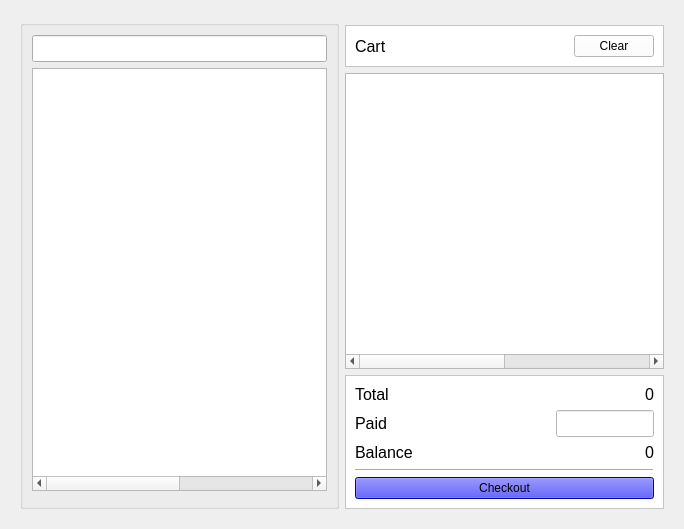
This is app/uic/uic/selling_widget.ui in samuelitwaru/amoshop as Qt 5 draws it before an edit. The edited form follows.
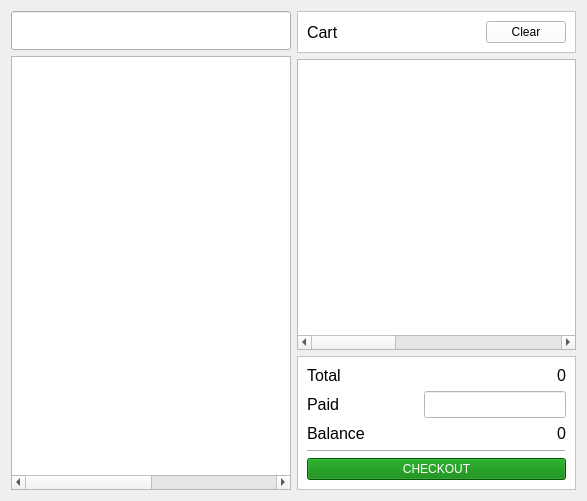
This is the edited form.

The edit to the form file:
```diff
--- a/app/uic/uic/selling_widget.ui
+++ b/app/uic/uic/selling_widget.ui
@@ -6,39 +6,26 @@
    <rect>
     <x>0</x>
     <y>0</y>
-    <width>684</width>
-    <height>529</height>
+    <width>587</width>
+    <height>501</height>
    </rect>
   </property>
   <property name="windowTitle">
    <string>Form</string>
   </property>
-  <property name="styleSheet">
-   <string notr="true"/>
-  </property>
-  <layout class="QVBoxLayout" name="verticalLayout">
-   <item>
-    <widget class="QWidget" name="sellingWidget" native="true">
-     <property name="styleSheet">
-      <string notr="true"/>
-     </property>
-     <layout class="QVBoxLayout" name="verticalLayout_4">
-      <item>
-       <widget class="QWidget" name="widget_2" native="true">
         <layout class="QHBoxLayout" name="horizontalLayout">
-         <property name="margin">
-          <number>0</number>
-         </property>
          <item>
-          <widget class="QGroupBox" name="groupBox_2">
-           <layout class="QVBoxLayout" name="verticalLayout_3">
+    <layout class="QVBoxLayout" name="verticalLayout">
             <item>
              <widget class="QLineEdit" name="searchLineEdit">
               <property name="font">
                <font>
-                <pointsize>12</pointsize>
-               </font>
-              </property>
+         <pointsize>20</pointsize>
+        </font>
+       </property>
+       <property name="text">
+        <string/>
+       </property>
               <property name="alignment">
                <set>Qt::AlignCenter</set>
               </property>
@@ -83,30 +70,10 @@
               </column>
              </widget>
             </item>
-            <item alignment="Qt::AlignVCenter">
-             <widget class="QWidget" name="widget_7" native="true"/>
-            </item>
-           </layout>
-          </widget>
+    </layout>
          </item>
          <item>
-          <widget class="QWidget" name="widget_3" native="true">
-           <property name="styleSheet">
-            <string notr="true"/>
-           </property>
            <layout class="QVBoxLayout" name="verticalLayout_2">
-            <property name="leftMargin">
-             <number>0</number>
-            </property>
-            <property name="topMargin">
-             <number>5</number>
-            </property>
-            <property name="rightMargin">
-             <number>0</number>
-            </property>
-            <property name="bottomMargin">
-             <number>0</number>
-            </property>
             <item>
              <widget class="QFrame" name="frame_4">
               <property name="styleSheet">
@@ -219,61 +186,9 @@
               <property name="frameShadow">
                <enum>QFrame::Raised</enum>
               </property>
-              <layout class="QGridLayout" name="gridLayout" columnstretch="2,1">
-               <item row="0" column="1">
-                <widget class="QLabel" name="amountLabel">
-                 <property name="font">
-                  <font>
-                   <pointsize>12</pointsize>
-                  </font>
-                 </property>
-                 <property name="styleSheet">
-                  <string notr="true"/>
-                 </property>
-                 <property name="text">
-                  <string>0</string>
-                 </property>
-                 <property name="alignment">
-                  <set>Qt::AlignRight|Qt::AlignTrailing|Qt::AlignVCenter</set>
-                 </property>
-                </widget>
-               </item>
-               <item row="4" column="0" colspan="2">
-                <widget class="QPushButton" name="checkoutButton">
-                 <property name="styleSheet">
-                  <string notr="true">background:blue;</string>
-                 </property>
-                 <property name="text">
-                  <string>Checkout</string>
-                 </property>
-                </widget>
-               </item>
+       <layout class="QGridLayout" name="gridLayout_3" columnstretch="2,0">
                <item row="2" column="0">
-                <widget class="QLabel" name="label_5">
-                 <property name="font">
-                  <font>
-                   <pointsize>12</pointsize>
-                  </font>
-                 </property>
-                 <property name="text">
-                  <string>Balance</string>
-                 </property>
-                </widget>
-               </item>
-               <item row="1" column="1">
-                <widget class="QLineEdit" name="amountLineEdit">
-                 <property name="font">
-                  <font>
-                   <pointsize>12</pointsize>
-                  </font>
-                 </property>
-                 <property name="alignment">
-                  <set>Qt::AlignRight|Qt::AlignTrailing|Qt::AlignVCenter</set>
-                 </property>
-                </widget>
-               </item>
-               <item row="1" column="0">
-                <widget class="QLabel" name="label">
+         <widget class="QLabel" name="label_10">
                  <property name="font">
                   <font>
                    <pointsize>12</pointsize>
@@ -285,25 +200,29 @@
                 </widget>
                </item>
                <item row="2" column="1">
-                <widget class="QLabel" name="balanceLabel">
+         <widget class="QLineEdit" name="amountLineEdit">
                  <property name="font">
                   <font>
                    <pointsize>12</pointsize>
                   </font>
                  </property>
-                 <property name="styleSheet">
-                  <string notr="true"/>
-                 </property>
-                 <property name="text">
-                  <string>0</string>
-                 </property>
                  <property name="alignment">
                   <set>Qt::AlignRight|Qt::AlignTrailing|Qt::AlignVCenter</set>
                  </property>
                 </widget>
                </item>
-               <item row="0" column="0">
-                <widget class="QLabel" name="label_2">
+        <item row="5" column="0" colspan="2">
+         <widget class="QPushButton" name="checkoutButton">
+          <property name="styleSheet">
+           <string notr="true">background:green;color:white;</string>
+          </property>
+          <property name="text">
+           <string>CHECKOUT</string>
+          </property>
+         </widget>
+        </item>
+        <item row="1" column="0">
+         <widget class="QLabel" name="label_8">
                  <property name="font">
                   <font>
                    <pointsize>12</pointsize>
@@ -314,8 +233,38 @@
                  </property>
                 </widget>
                </item>
-               <item row="3" column="0" colspan="2">
-                <widget class="QFrame" name="frame_2">
+        <item row="3" column="0">
+         <widget class="QLabel" name="label_9">
+          <property name="font">
+           <font>
+            <pointsize>12</pointsize>
+           </font>
+          </property>
+          <property name="text">
+           <string>Balance</string>
+          </property>
+         </widget>
+        </item>
+        <item row="3" column="1">
+         <widget class="QLabel" name="balanceLabel">
+          <property name="font">
+           <font>
+            <pointsize>12</pointsize>
+           </font>
+          </property>
+          <property name="styleSheet">
+           <string notr="true"/>
+          </property>
+          <property name="text">
+           <string>0</string>
+          </property>
+          <property name="alignment">
+           <set>Qt::AlignRight|Qt::AlignTrailing|Qt::AlignVCenter</set>
+          </property>
+         </widget>
+        </item>
+        <item row="4" column="0" colspan="2">
+         <widget class="QFrame" name="frame_5">
                  <property name="frameShape">
                   <enum>QFrame::HLine</enum>
                  </property>
@@ -324,17 +273,28 @@
                  </property>
                 </widget>
                </item>
-              </layout>
+        <item row="1" column="1">
+         <widget class="QLabel" name="amountLabel">
+          <property name="font">
+           <font>
+            <pointsize>12</pointsize>
+           </font>
+          </property>
+          <property name="styleSheet">
+           <string notr="true"/>
+          </property>
+          <property name="text">
+           <string>0</string>
+          </property>
+          <property name="alignment">
+           <set>Qt::AlignRight|Qt::AlignTrailing|Qt::AlignVCenter</set>
+          </property>
              </widget>
             </item>
            </layout>
           </widget>
          </item>
         </layout>
-       </widget>
-      </item>
-     </layout>
-    </widget>
    </item>
   </layout>
  </widget>
```
Left out of the diff: 9 changed lines with no effect on the pictures. Lines whose indentation alone changed are shown as unchanged.
